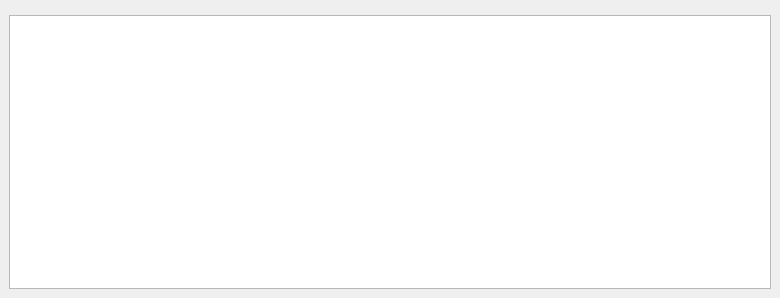
S31F3R/DataDoctor, file ui/winSearch.ui: the form before one commit.
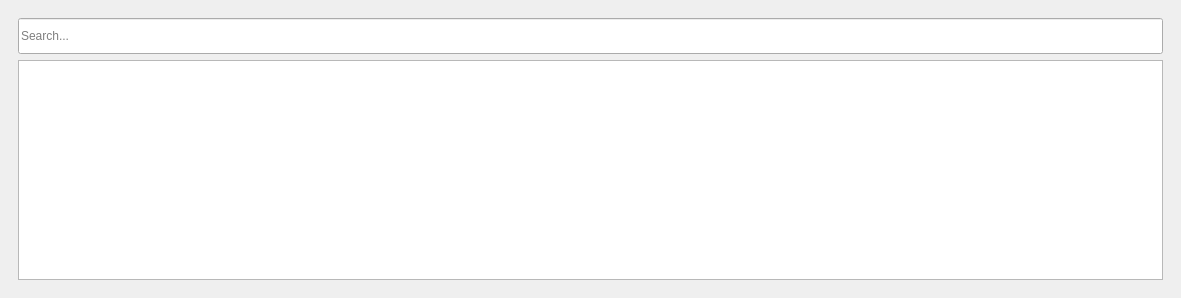
The form after the commit. Icons and pictures are not drawn.

Commit message: Added query window search feature

The edit to the form file:
```diff
--- a/ui/winSearch.ui
+++ b/ui/winSearch.ui
@@ -6,7 +6,7 @@
    <rect>
     <x>0</x>
     <y>0</y>
-    <width>780</width>
+    <width>1181</width>
     <height>298</height>
    </rect>
   </property>
@@ -22,7 +22,7 @@
   </property>
   <widget class="QWidget" name="centralwidget">
    <layout class="QVBoxLayout" name="verticalLayout">
-    <item alignment="Qt::AlignmentFlag::AlignLeft">
+    <item>
      <widget class="QWidget" name="widget" native="true">
       <property name="minimumSize">
        <size>
@@ -30,15 +30,9 @@
         <height>0</height>
        </size>
       </property>
+      <layout class="QVBoxLayout" name="verticalLayout_2">
+       <item>
       <widget class="QLineEdit" name="qleSearch">
-       <property name="geometry">
-        <rect>
-         <x>0</x>
-         <y>10</y>
-         <width>400</width>
-         <height>36</height>
-        </rect>
-       </property>
        <property name="minimumSize">
         <size>
          <width>400</width>
@@ -52,7 +46,6 @@
         <string>Search...</string>
        </property>
       </widget>
-     </widget>
     </item>
     <item>
      <widget class="QTableWidget" name="searchTable">
@@ -68,6 +61,9 @@
       <property name="sortingEnabled">
        <bool>true</bool>
       </property>
+        </widget>
+       </item>
+      </layout>
      </widget>
     </item>
    </layout>
```
Lines whose indentation alone changed are shown as unchanged. The commit also changes 6 other files.
